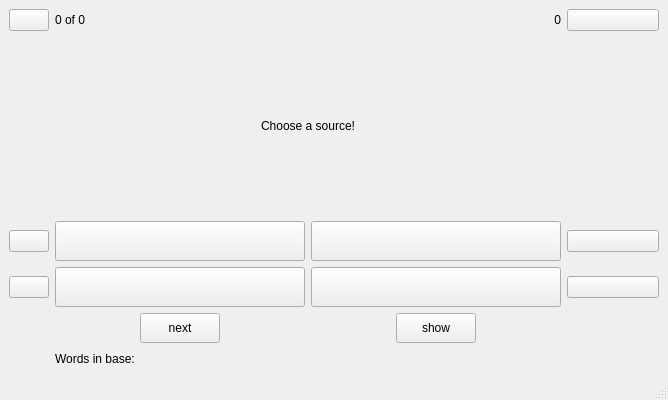
Old version of the form engWords/mainwindow.ui in the repository Vladimir-Khlghatyan/engWords.
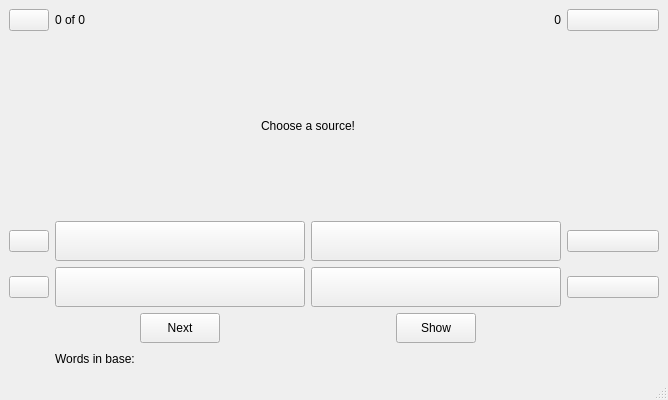
New version of the form.

Commit message: Updated Next and Show buttons style.

What changed in the file:
```diff
--- a/engWords/mainwindow.ui
+++ b/engWords/mainwindow.ui
@@ -168,7 +168,7 @@
          <enum>Qt::RightToLeft</enum>
         </property>
         <property name="text">
-         <string>next</string>
+         <string>Next</string>
         </property>
        </widget>
       </item>
@@ -191,7 +191,7 @@
          </size>
         </property>
         <property name="text">
-         <string>show</string>
+         <string>Show</string>
         </property>
        </widget>
       </item>
```
The commit also changes 2 other files.
